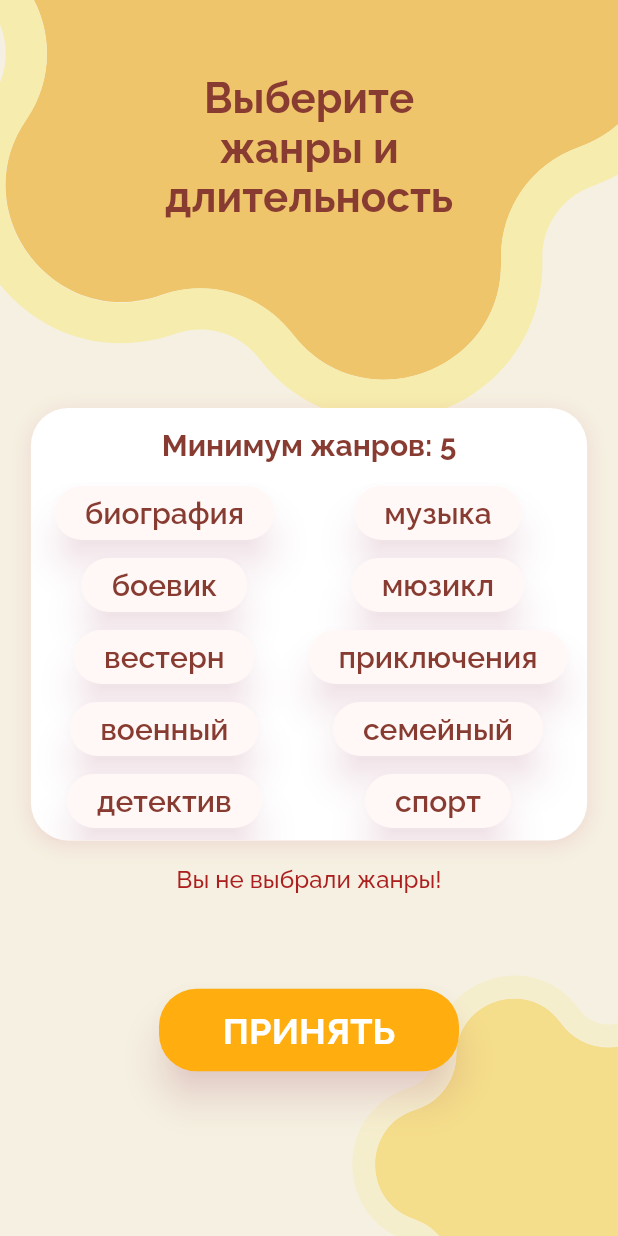
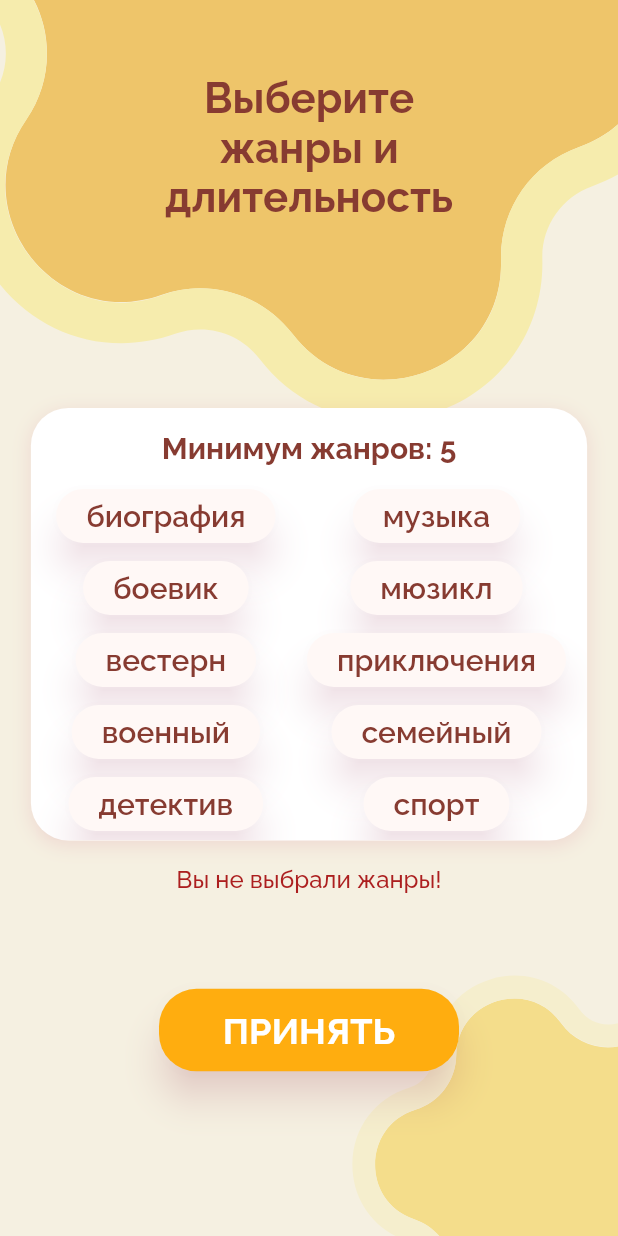
Before and after one commit to FREDY129053/SwipeFilm, a Flutter app: the ChooseGenre screen opened by its route, on a phone screen of 412 x 824 dp. Run offline on Flutter 3.47's test engine with Material 2 defaults, Android fonts, the light colour scheme and no system bars; our stand-ins replace flutter_svg, flutter_svg_provider, google_fonts; missing offline and left inert: dart:ffi, mysql1.

Commit message:
окно ожидания и анимация вращения

```diff
--- a/lib/features/choose_genre/choose_genre.dart
+++ b/lib/features/choose_genre/choose_genre.dart
@@ -106,7 +106,7 @@ class _ChooseGenreState extends State<ChooseGenre>
                 // лист жанров
                 child: ListView(
                   physics: BouncingScrollPhysics(),
-                  padding: EdgeInsets.all(3),
+                  padding: EdgeInsets.all(5),
                   children: [
                     Padding(
                       padding: EdgeInsets.only(top: 10, bottom: 10),
--- a/lib/features/create_room_screen/create_room.dart
+++ b/lib/features/create_room_screen/create_room.dart
@@ -275,7 +275,7 @@ class _MainMenuState extends State<CreateRoom> {
                   //   await Future.delayed(Duration(microseconds: 100000));
                   //   conn.close();
                   // },
-                  onPressed: () {Navigator.pushNamed(context, '/anime_card');},
+                  onPressed: () {Navigator.pushNamed(context, '/waiting_room');},
                   child: Text(
                     "СОЗДАТЬ КОМНАТУ",
                     style: GoogleFonts.raleway(
--- a/lib/routes/route.dart
+++ b/lib/routes/route.dart
@@ -7,6 +7,8 @@ import "package:swipe_film/features/sign_in_screen/sign_in_screen.dart";
 import "package:swipe_film/features/sign_up_screen/sign_up_screen.dart";
 import "package:swipe_film/features/film_card/film_card.dart";
 import "package:swipe_film/features/anime_card/anime_card.dart";
+import "package:swipe_film/features/waiting_room/animation_room.dart";
+import "package:swipe_film/features/waiting_room//waiting_room.dart";
 
 
 
@@ -21,4 +23,6 @@ final routes = {
   '/choose_genre': (context) => const ChooseGenre(),
   '/film_card': (context) => const FilmCards(),
   '/anime_card': (context) => const AnimeCard(),
+  '/waiting_room': (context) => const WaitingRoom(),
+  '/animation_room': (context) => AnimationRoom(),
 };
```
